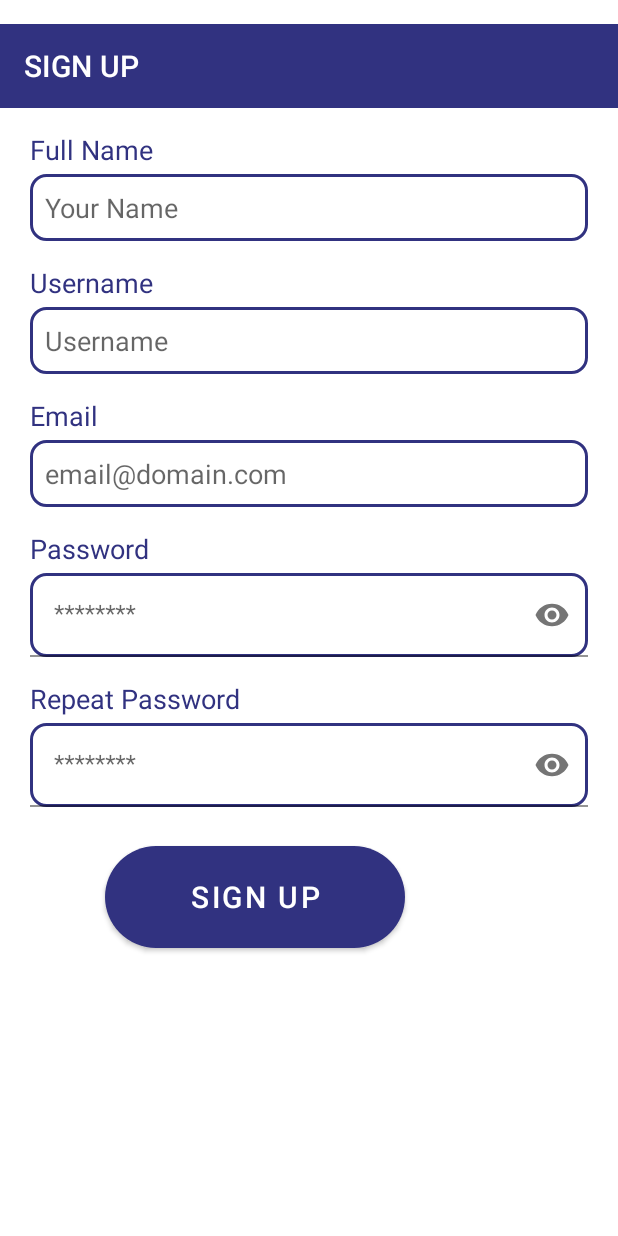
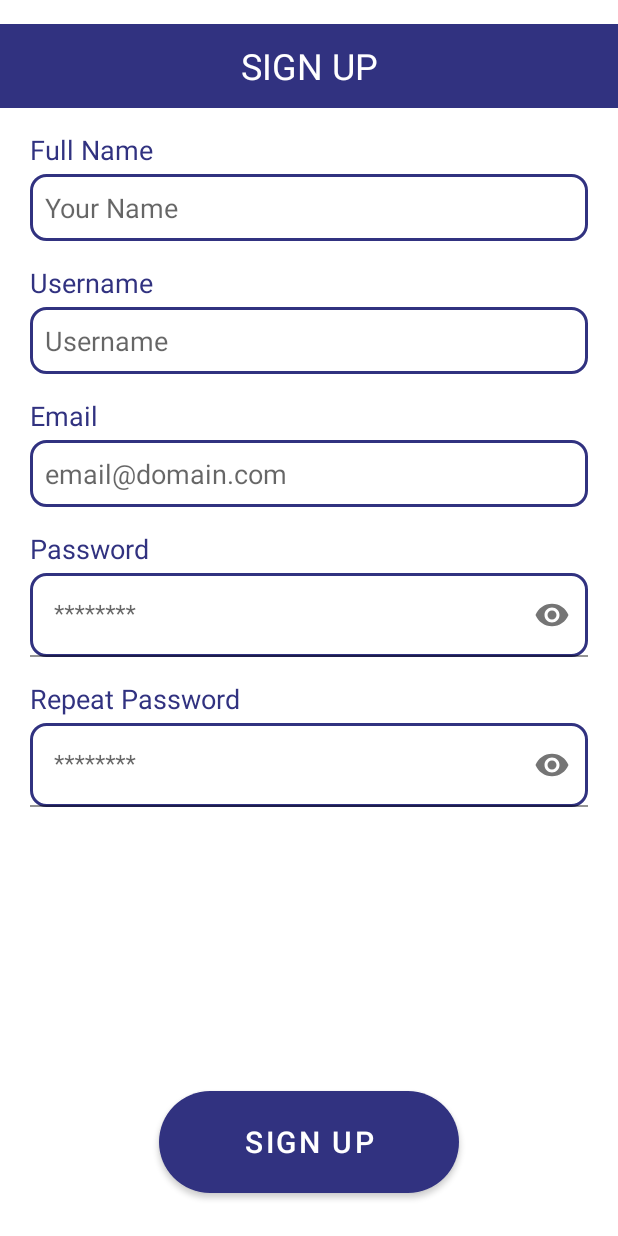
Before and after one commit to JhonnyPG/AppTurismo, an Android app: the LoginActivity screen opened directly, with no data from a screen before it, on a phone screen of 412 x 824 dp. Run offline under Robolectric (Android 15) with nearby library versions, the phone set to English and light mode, and no system bars.

Commit message:
correccion de centrado del toolbar adicion de configuraciones para la base de datos

```diff
--- a/app/build.gradle
+++ b/app/build.gradle
@@ -44,4 +44,9 @@ dependencies {
     testImplementation 'junit:junit:4.13.2'
     androidTestImplementation 'androidx.test.ext:junit:1.1.3'
     androidTestImplementation 'androidx.test.espresso:espresso-core:3.4.0'
+
+    implementation 'com.google.firebase:firebase-auth-ktx'
+    implementation 'com.google.android.gms:play-services-auth:17.0.0'
+    implementation 'com.facebook.android:facebook-android-sdk:[8,9)'
+    implementation 'com.google.firebase:firebase-firestore:21.6.0'
 }
--- a/app/src/main/res/layout-land/activity_login.xml
+++ b/app/src/main/res/layout-land/activity_login.xml
@@ -24,9 +24,19 @@
             android:minHeight="?attr/actionBarSize"
             android:theme="?attr/actionBarTheme"
             app:layout_constraintTop_toTopOf="parent"
-            app:title="@string/tex_Sig"
             app:titleTextColor="@color/white"
-            tools:layout_editor_absoluteX="1dp" />
+            tools:layout_editor_absoluteX="1dp" >
+            <TextView
+                android:layout_width="wrap_content"
+                android:layout_height="wrap_content"
+                android:layout_gravity="center"
+                android:text="@string/tex_Sig"
+                android:textColor="@color/white"
+                android:textSize="24dp"
+                android:textFont="blond"/>
+
+
+        </androidx.appcompat.widget.Toolbar>
 
         <TextView
             android:id="@+id/textView5"
--- a/app/src/main/res/layout-sw480dp-land/activity_login.xml
+++ b/app/src/main/res/layout-sw480dp-land/activity_login.xml
@@ -24,9 +24,18 @@
             android:minHeight="?attr/actionBarSize"
             android:theme="?attr/actionBarTheme"
             app:layout_constraintTop_toTopOf="parent"
-            app:title="@string/tex_Sig"
             app:titleTextColor="@color/white"
-            tools:layout_editor_absoluteX="1dp" />
+            tools:layout_editor_absoluteX="1dp" >
+
+            <TextView
+                android:layout_width="wrap_content"
+                android:layout_height="wrap_content"
+                android:layout_gravity="center"
+                android:text="@string/tex_Sig"
+                android:textColor="@color/white"
+                android:textSize="24dp"
+                android:textFont="blond"/>
+        </androidx.appcompat.widget.Toolbar>
 
 
 
--- a/app/src/main/res/layout-sw480dp/activity_login.xml
+++ b/app/src/main/res/layout-sw480dp/activity_login.xml
@@ -18,13 +18,24 @@
         android:minHeight="?attr/actionBarSize"
         android:theme="?attr/actionBarTheme"
         app:layout_constraintTop_toTopOf="parent"
-        app:title="@string/tex_Sig"
         app:titleTextColor="@color/white"
-        tools:layout_editor_absoluteX="1dp" />
+        tools:layout_editor_absoluteX="1dp" >
+
+        <TextView
+            android:layout_width="wrap_content"
+            android:layout_height="wrap_content"
+            android:layout_gravity="center"
+            android:text="@string/tex_Sig"
+            android:textColor="@color/white"
+            android:textSize="24dp"
+            android:textFont="blond"/>
+
+    </androidx.appcompat.widget.Toolbar>
 
     <LinearLayout
         android:layout_width="match_parent"
-        android:layout_height="wrap_content"
+        android:layout_height="0dp"
+        android:layout_weight="5"
         android:orientation="vertical">
 
 
@@ -142,15 +153,20 @@
         </com.google.android.material.textfield.TextInputLayout>
     </LinearLayout>
 
+    <LinearLayout
+        android:layout_width="match_parent"
+        android:layout_height="0dp"
+        android:layout_weight="1"
+        android:gravity="center">
+
         <Button
             android:id="@+id/button"
-        android:layout_width="300dp"
-        android:layout_height="80dp"
-        android:layout_marginTop="30dp"
-        android:layout_marginHorizontal="90dp"
+            android:layout_width="280dp"
+            android:layout_height="90dp"
             android:onClick="basedatos"
             android:text="@string/tex_Sig"
             android:textSize="20dp"
             app:cornerRadius="50dp" />
+    </LinearLayout>
 
 </LinearLayout>
--- a/app/src/main/res/layout-sw480dp/activity_welcom.xml
+++ b/app/src/main/res/layout-sw480dp/activity_welcom.xml
@@ -15,13 +15,27 @@
         android:layout_height="?attr/actionBarSize"
         android:background="@color/purple_200"
         android:elevation="4dp"
-        app:logo="@drawable/logo"
         android:theme="@style/ThemeOverlay.AppCompat.ActionBar"
         app:popupTheme="@style/ThemeOverlay.AppCompat.ActionBar"
-        app:title="@string/app_name"
+        app:titleTextColor="@color/white">
 
-        app:titleTextColor="@color/white"
-        />
+        <ImageView
+            android:layout_width="70dp"
+            android:layout_height="wrap_content"
+            android:layout_gravity="left"
+            android:src="@drawable/logo">
+        </ImageView>
+
+        <TextView
+            android:layout_width="wrap_content"
+            android:layout_height="wrap_content"
+            android:layout_gravity="center"
+            android:text="@string/app_name"
+            android:textColor="@color/white"
+            android:textSize="20dp" />
+
+
+    </androidx.appcompat.widget.Toolbar>
 
     <LinearLayout
         android:layout_width="match_parent"
--- a/app/src/main/res/layout-sw600dp-land/activity_login.xml
+++ b/app/src/main/res/layout-sw600dp-land/activity_login.xml
@@ -23,9 +23,18 @@
             android:background="?attr/colorPrimary"
             android:minHeight="?attr/actionBarSize"
             app:layout_constraintTop_toTopOf="parent"
-            app:title="@string/tex_Sig"
             app:titleTextColor="@color/white"
-            tools:layout_editor_absoluteX="1dp" />
+            tools:layout_editor_absoluteX="1dp" >
+
+            <TextView
+                android:layout_width="wrap_content"
+                android:layout_height="wrap_content"
+                android:layout_gravity="center"
+                android:text="@string/tex_Sig"
+                android:textColor="@color/white"
+                android:textSize="38dp"
+                android:textFont="blond"/>
+        </androidx.appcompat.widget.Toolbar>
 
 
 
--- a/app/src/main/res/layout-sw600dp/activity_login.xml
+++ b/app/src/main/res/layout-sw600dp/activity_login.xml
@@ -18,13 +18,23 @@
         android:minHeight="?attr/actionBarSize"
         android:theme="?attr/actionBarTheme"
         app:layout_constraintTop_toTopOf="parent"
-        app:title="@string/tex_Sig"
         app:titleTextColor="@color/white"
-        tools:layout_editor_absoluteX="1dp" />
+        tools:layout_editor_absoluteX="1dp" >
+
+        <TextView
+            android:layout_width="wrap_content"
+            android:layout_height="wrap_content"
+            android:layout_gravity="center"
+            android:text="@string/tex_Sig"
+            android:textColor="@color/white"
+            android:textSize="38dp"
+            android:textFont="blond"/>
+    </androidx.appcompat.widget.Toolbar>
 
     <LinearLayout
         android:layout_width="match_parent"
-        android:layout_height="wrap_content"
+        android:layout_height="0dp"
+        android:layout_weight="5"
         android:orientation="vertical">
 
 
@@ -145,15 +155,21 @@
         </com.google.android.material.textfield.TextInputLayout>
     </LinearLayout>
 
+     <LinearLayout
+         android:layout_width="match_parent"
+         android:layout_height="0dp"
+         android:layout_weight="1"
+         android:gravity="center">
          <Button
              android:id="@+id/button"
-        android:layout_width="350dp"
-        android:layout_height="110dp"
-        android:layout_marginHorizontal="130dp"
-        android:layout_marginTop="30dp"
+             android:layout_width="320dp"
+             android:layout_height="120dp"
              android:onClick="basedatos"
              android:text="@string/tex_Sig"
              android:textSize="30dp"
              app:cornerRadius="50dp" />
+    </LinearLayout>
+
+
 
 </LinearLayout>
--- a/app/src/main/res/layout-sw720dp-land/activity_login.xml
+++ b/app/src/main/res/layout-sw720dp-land/activity_login.xml
@@ -24,9 +24,19 @@
             android:minHeight="?attr/actionBarSize"
             android:theme="?attr/actionBarTheme"
             app:layout_constraintTop_toTopOf="parent"
-            app:title="@string/tex_Sig"
+
             app:titleTextColor="@color/white"
-            tools:layout_editor_absoluteX="1dp" />
+            tools:layout_editor_absoluteX="1dp" >
+
+            <TextView
+                android:layout_width="wrap_content"
+                android:layout_height="wrap_content"
+                android:layout_gravity="center"
+                android:text="@string/tex_Sig"
+                android:textColor="@color/white"
+                android:textSize="44dp"
+                android:textFont="blond"/>
+        </androidx.appcompat.widget.Toolbar>
 
 
 
--- a/app/src/main/res/layout-sw720dp/activity_login.xml
+++ b/app/src/main/res/layout-sw720dp/activity_login.xml
@@ -18,13 +18,23 @@
         android:minHeight="?attr/actionBarSize"
         android:theme="?attr/actionBarTheme"
         app:layout_constraintTop_toTopOf="parent"
-        app:title="@string/tex_Sig"
         app:titleTextColor="@color/white"
-        tools:layout_editor_absoluteX="1dp" />
+        tools:layout_editor_absoluteX="1dp" >
+
+        <TextView
+            android:layout_width="wrap_content"
+            android:layout_height="wrap_content"
+            android:layout_gravity="center"
+            android:text="@string/tex_Sig"
+            android:textColor="@color/white"
+            android:textSize="48dp"
+            android:textFont="blond"/>
+    </androidx.appcompat.widget.Toolbar>
 
     <LinearLayout
         android:layout_width="match_parent"
-        android:layout_height="wrap_content"
+        android:layout_height="0dp"
+        android:layout_weight="6"
         android:orientation="vertical">
 
 
@@ -147,15 +157,23 @@
         </com.google.android.material.textfield.TextInputLayout>
     </LinearLayout>
 
+
+    <LinearLayout
+        android:layout_width="match_parent"
+        android:layout_height="0dp"
+        android:layout_weight="1"
+        android:gravity="center">
+
         <Button
             android:id="@+id/button"
             android:layout_width="350dp"
             android:layout_height="140dp"
-        android:layout_marginHorizontal="230dp"
             android:onClick="basedatos"
             android:text="@string/tex_Sig"
             android:textSize="30dp"
-        android:layout_marginTop="45dp"
             app:cornerRadius="50dp" />
+    </LinearLayout>
+
+
 
         </LinearLayout>
--- a/app/src/main/res/layout/activity_destination.xml
+++ b/app/src/main/res/layout/activity_destination.xml
@@ -17,14 +17,28 @@
             android:id="@+id/my_barradestinos"
             android:layout_width="match_parent"
             android:layout_height="?attr/actionBarSize"
-        android:background="@color/purple_200"
+            android:background="@color/purple_500"
             android:elevation="8dp"
-        app:logo="@drawable/logo"
             android:theme="@style/ThemeOverlay.AppCompat.ActionBar"
             app:popupTheme="@style/ThemeOverlay.AppCompat.ActionBar"
-        app:title="@string/app_name"
-        app:titleTextColor="@color/white"
-        />
+            app:titleTextColor="@color/white">
+
+            <ImageView
+                android:layout_width="70dp"
+                android:layout_height="wrap_content"
+                android:layout_gravity="left"
+                android:src="@drawable/logo">
+            </ImageView>
+            <TextView
+                android:layout_width="wrap_content"
+                android:layout_height="wrap_content"
+                android:layout_gravity="center"
+                android:text="@string/app_name"
+                android:textColor="@color/white"
+                android:textSize="20dp" />
+
+
+        </androidx.appcompat.widget.Toolbar>
 
         <LinearLayout
         android:layout_width="match_parent"
@@ -44,7 +58,7 @@
                 android:layout_width="match_parent"
                 android:layout_height="wrap_content"
                 android:layout_marginHorizontal="20dp"
-                android:layout_marginTop="30dp"
+                android:layout_marginTop="20dp"
                 android:text="@string/tex_our"
                 android:textColor="@color/white"
                 android:textSize="25dp" />
--- a/app/src/main/res/layout/activity_login.xml
+++ b/app/src/main/res/layout/activity_login.xml
@@ -18,13 +18,25 @@
         android:minHeight="?attr/actionBarSize"
         android:theme="?attr/actionBarTheme"
         app:layout_constraintTop_toTopOf="parent"
-        app:title="@string/tex_Sig"
         app:titleTextColor="@color/white"
-        tools:layout_editor_absoluteX="1dp" />
+        tools:layout_editor_absoluteX="1dp" >
+
+        <TextView
+            android:layout_width="wrap_content"
+            android:layout_height="wrap_content"
+            android:layout_gravity="center"
+            android:text="@string/tex_Sig"
+            android:textColor="@color/white"
+            android:textSize="24dp"
+            android:textFont="blond"/>
+
+
+    </androidx.appcompat.widget.Toolbar>
 
     <LinearLayout
         android:layout_width="match_parent"
-        android:layout_height="wrap_content"
+        android:layout_height="0dp"
+        android:layout_weight="5"
         android:orientation="vertical">
 
 
@@ -142,15 +154,20 @@
         </com.google.android.material.textfield.TextInputLayout>
     </LinearLayout>
 
+    <LinearLayout
+        android:layout_width="match_parent"
+        android:layout_height="0dp"
+        android:layout_weight="1"
+        android:gravity="center">
+
         <Button
             android:id="@+id/button"
             android:layout_width="200dp"
             android:layout_height="80dp"
-        android:layout_marginTop="20dp"
-        android:layout_marginHorizontal="70dp"
             android:onClick="basedatos"
             android:text="@string/tex_Sig"
             android:textSize="20dp"
             app:cornerRadius="50dp" />
+    </LinearLayout>
 
 </LinearLayout>
--- a/app/src/main/res/layout/activity_welcom.xml
+++ b/app/src/main/res/layout/activity_welcom.xml
@@ -15,12 +15,27 @@
         android:layout_height="?attr/actionBarSize"
         android:background="@color/purple_200"
         android:elevation="4dp"
-        app:logo="@drawable/logo"
         android:theme="@style/ThemeOverlay.AppCompat.ActionBar"
         app:popupTheme="@style/ThemeOverlay.AppCompat.ActionBar"
-        app:title="@string/app_name"
-        app:titleTextColor="@color/white"
-        />
+        app:titleTextColor="@color/white">
+
+        <ImageView
+            android:layout_width="70dp"
+            android:layout_height="wrap_content"
+            android:layout_gravity="left"
+            android:src="@drawable/logo">
+        </ImageView>
+
+        <TextView
+            android:layout_width="wrap_content"
+            android:layout_height="wrap_content"
+            android:layout_gravity="center"
+            android:text="@string/app_name"
+            android:textColor="@color/white"
+            android:textSize="20dp" />
+
+
+    </androidx.appcompat.widget.Toolbar>
 
     <LinearLayout
         android:layout_width="match_parent"
```
Lines whose indentation alone changed are shown as unchanged.
